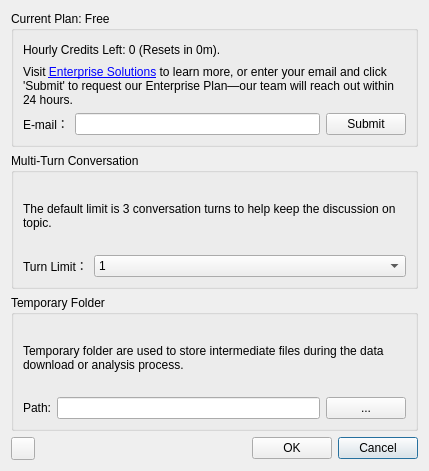
Old version of the form setting_dialog.ui in the repository robert6757/qgis-geo-knowledge-ai.
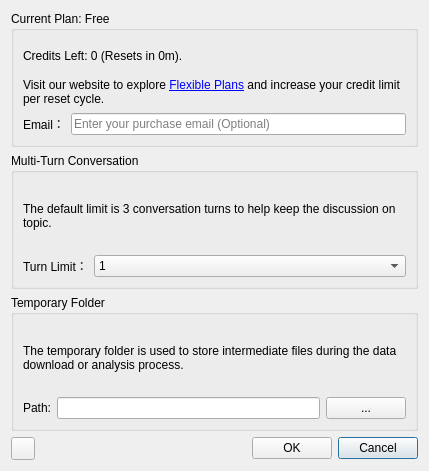
New version of the form. Icons and pictures are not drawn.

Commit message: Updated Setting Dialog.

```diff
--- a/setting_dialog.ui
+++ b/setting_dialog.ui
@@ -23,7 +23,7 @@
       <item row="0" column="0">
        <widget class="QLabel" name="labelCredits">
         <property name="text">
-         <string>Hourly Credits Left: 0 (Resets in 0m).</string>
+         <string>Credits Left: 0 (Resets in 0m).</string>
         </property>
         <property name="openExternalLinks">
          <bool>true</bool>
@@ -35,17 +35,17 @@
         <item>
          <widget class="QLabel" name="label">
           <property name="text">
-           <string>E-mail：</string>
+           <string>Email：</string>
           </property>
          </widget>
         </item>
         <item>
-         <widget class="QLineEdit" name="lineEdit"/>
-        </item>
-        <item>
-         <widget class="QPushButton" name="btnApply">
-          <property name="text">
-           <string>Submit</string>
+         <widget class="QLineEdit" name="lineEdit">
+          <property name="inputMask">
+           <string/>
+          </property>
+          <property name="placeholderText">
+           <string>Enter your purchase email (Optional)</string>
           </property>
          </widget>
         </item>
@@ -63,7 +63,7 @@
          <string notr="true"/>
         </property>
         <property name="text">
-         <string>&lt;html&gt;&lt;head/&gt;&lt;body&gt;&lt;p&gt;&lt;a name=&quot;model-response-message-contentr_af376c2a134f715d&quot;/&gt;&lt;span style=&quot; font-family:'Google Sans 58','sans-serif';&quot;&gt;V&lt;/span&gt;&lt;span style=&quot; font-family:'Google Sans 58','sans-serif';&quot;&gt;isit &lt;/span&gt;&lt;a href=&quot;https://www.geoknowledgeai.com/&quot;&gt;&lt;span style=&quot; text-decoration: underline; color:#0000ff;&quot;&gt;Enterprise Solutions&lt;/span&gt;&lt;/a&gt;&lt;a name=&quot;model-response-message-contentr_af376c2a134f715d&quot;/&gt;&lt;span style=&quot; font-family:'Google Sans 58','sans-serif';&quot;&gt; to learn more, or enter your email and click 'Submit' to request our Enterprise Plan—our team will reach out within 24 hours.&lt;/span&gt;&lt;/p&gt;&lt;/body&gt;&lt;/html&gt;</string>
+         <string>&lt;html&gt;&lt;head/&gt;&lt;body&gt;&lt;p&gt;Visit our website to explore &lt;a href=&quot;https://www.geoknowledgeai.com/&quot;&gt;&lt;span style=&quot; text-decoration: underline; color:#0000ff;&quot;&gt;Flexible Plans&lt;/span&gt;&lt;/a&gt; and increase your credit limit per reset cycle. &lt;/p&gt;&lt;/body&gt;&lt;/html&gt;</string>
         </property>
         <property name="wordWrap">
          <bool>true</bool>
@@ -156,7 +156,7 @@
       <item row="0" column="0">
        <widget class="QLabel" name="label_5">
         <property name="text">
-         <string>Temporary folder are used to store intermediate files during the data download or analysis process.</string>
+         <string>The temporary folder is used to store intermediate files during the data download or analysis process.</string>
         </property>
         <property name="wordWrap">
          <bool>true</bool>
```
Left out of the diff: 11 changed lines with no effect on the pictures. The commit also changes 1 other file.
